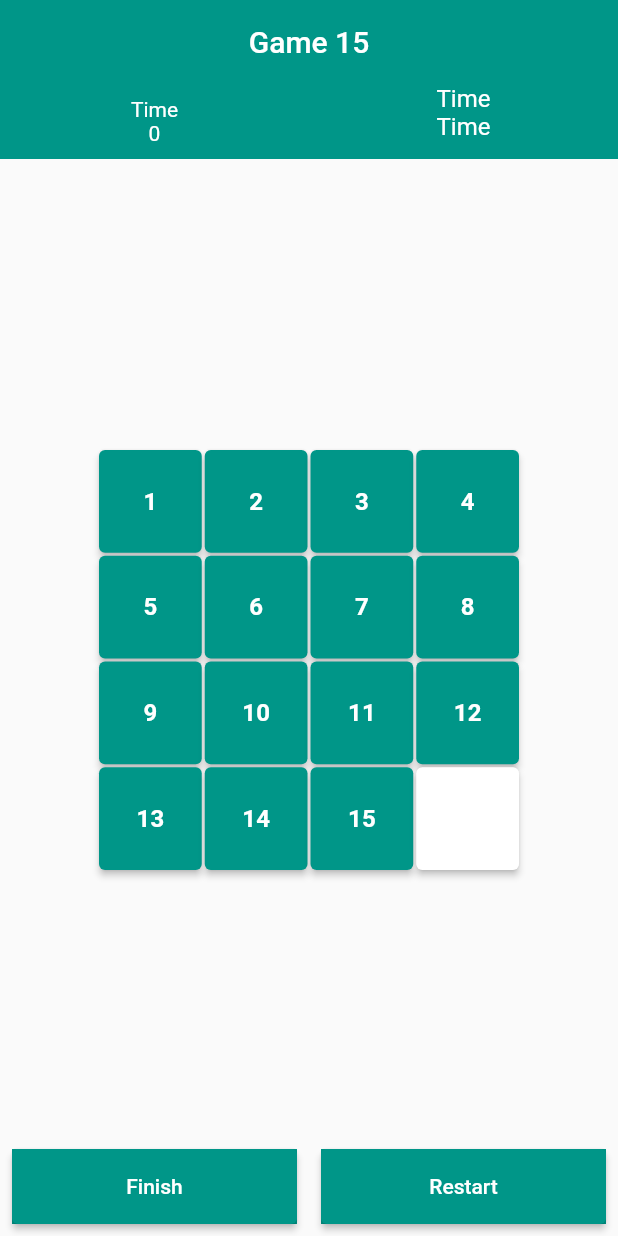
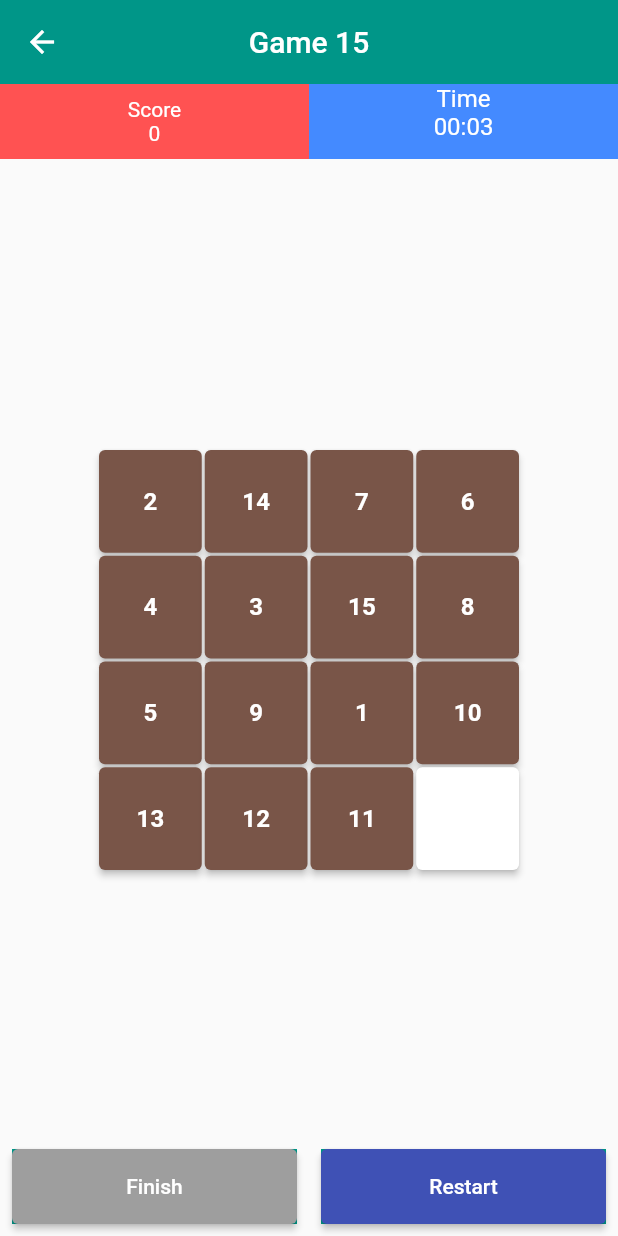
Before and after one commit to Amirdin99/Uchinchi-Dars, a Flutter app: the MainScreen screen opened directly, after a tap on "Finish", on a phone screen of 412 x 824 dp. Run offline on Flutter 3.47's test engine with Material 2 defaults, Android fonts, the phone set to English and light mode, and no system bars; our stand-ins replace audioplayers, awesome_dialog, lite_rolling_switch, shared_preferences; accounts and stored records are empty.

```diff
--- a/lib/main.dart
+++ b/lib/main.dart
@@ -1,5 +1,6 @@
 import 'package:flutter/material.dart';
 import 'package:uchinchidarsflutter/screens/main_screen.dart';
+import 'package:uchinchidarsflutter/screens/starting_screen.dart';
 
 void main() {
   runApp(const MyApp());
@@ -17,7 +18,7 @@ class MyApp extends StatelessWidget {
       theme: ThemeData(
           primarySwatch: Colors.teal,
           visualDensity: VisualDensity.adaptivePlatformDensity),
-      home: const MainScreen(),
+      home:  StartScreen(),
     );
   }
 }
--- a/lib/screens/main_screen.dart
+++ b/lib/screens/main_screen.dart
@@ -1,7 +1,10 @@
 import 'dart:async';
-
+import 'package:audioplayers/audioplayers.dart';
+import 'package:flutter/cupertino.dart';
 import 'package:flutter/material.dart';
 import 'package:uchinchidarsflutter/tools/alerts.dart';
+
+import 'info_screen.dart';
 
 class MainScreen extends StatefulWidget {
   const MainScreen({Key? key}) : super(key: key);
@@ -11,13 +14,13 @@ class MainScreen extends StatefulWidget {
 }
 
 class _MainScreenState extends State<MainScreen> {
-  var colorlist = new List<Color>.filled(16,Colors.teal);
-
+  var colorlist = List<Color>.filled(16, Colors.teal);
+  AudioPlayer player = AudioPlayer();
   List<int> numberlist = [];
   int score = 0;
   int time = 0;
-  late Timer timer;
-  int objectindex = 15;
+  Timer? timer;
+  int objectIndex = 15;
 
   @override
   void initState() {
@@ -43,12 +46,12 @@ class _MainScreenState extends State<MainScreen> {
                 Expanded(
                   child: Container(
                     height: 50,
-                    color: Colors.teal,
+                    color: Colors.redAccent,
                     child: Column(
                       mainAxisAlignment: MainAxisAlignment.center,
                       children: [
                         Text(
-                          "Time",
+                          "Score",
                           style: TextStyle(
                             color: Colors.white,
                             fontSize: 14,
@@ -68,7 +71,7 @@ class _MainScreenState extends State<MainScreen> {
                 Expanded(
                   child: Container(
                     height: 50,
-                    color: Colors.teal,
+                    color: Colors.blueAccent,
                     child: Column(
                       children: [
                         Text(
@@ -79,7 +82,7 @@ class _MainScreenState extends State<MainScreen> {
                           ),
                         ),
                         Text(
-                          "Time",
+                          "${timeFormat(time)}",
                           style: TextStyle(
                             color: Colors.white,
                             fontSize: 16,
@@ -112,7 +115,6 @@ class _MainScreenState extends State<MainScreen> {
                       setState(() {
                         click(0);
                       });
-
                     },
                     child: Text(
                       "${numberlist[0]}",
@@ -411,8 +413,10 @@ class _MainScreenState extends State<MainScreen> {
                       color: Colors.teal,
                       child: ElevatedButton(
                         child: Text("Finish"),
-                        style: ElevatedButton.styleFrom(primary: Colors.teal),
-                        onPressed: () {},
+                        style: ElevatedButton.styleFrom(primary: Colors.grey),
+                        onPressed: () {
+                          stopMusic();
+                        },
                       )),
                 ),
                 Expanded(
@@ -421,9 +425,14 @@ class _MainScreenState extends State<MainScreen> {
                       height: 50,
                       color: Colors.teal,
                       child: ElevatedButton(
-                        child: Text("Restart"),
-                        style: ElevatedButton.styleFrom(primary: Colors.teal),
-                        onPressed: () {},
+                        child: const Text("Restart"),
+                        style: ElevatedButton.styleFrom(primary: Colors.indigo),
+                        onPressed: () {
+                          setState(() {
+                            restart();
+                            loadView();
+                          });
+                        },
                       )),
                 ),
               ],
@@ -435,30 +444,31 @@ class _MainScreenState extends State<MainScreen> {
   }
 
   void loadView() {
-    objectindex = 15;
+    objectIndex = 15;
     numberlist.clear();
     for (int i = 0; i < 16; i++) {
-      colorlist[i] = i < 15 ? Colors.teal : Colors.white;
+      colorlist[i] = i < 15 ? Colors.brown : Colors.white;
       if (i < 15) {
         numberlist.add(i + 1);
       }
     }
-    //numberlist.shuffle();
+    numberlist.shuffle();
     numberlist.add(16);
     time = 0;
     score = 0;
+    startTimeout();
+    _playFile();
   }
 
   void click(int clickIndex) {
-    if ((clickIndex - objectindex).abs() == 1 ||
-        (clickIndex - objectindex).abs() == 4) {
-      colorlist[objectindex] = Colors.teal;
+    if ((clickIndex - objectIndex).abs() == 1 ||
+        (clickIndex - objectIndex).abs() == 4) {
+      colorlist[objectIndex] = Colors.brown;
       colorlist[clickIndex] = Colors.white;
-
-      int k = numberlist[objectindex];
-      numberlist[objectindex] = numberlist[clickIndex];
+      int k = numberlist[objectIndex];
+      numberlist[objectIndex] = numberlist[clickIndex];
       numberlist[clickIndex] = k;
-      objectindex = clickIndex;
+      objectIndex = clickIndex;
       score++;
       check();
     }
@@ -471,12 +481,52 @@ class _MainScreenState extends State<MainScreen> {
         checked = false;
         break;
       }
-      if (checked) {
-        restart();
-        showAwesomeDialog(context, "Congratulations !!!", "You are win");
-      }
+    }
+    if (checked) {
+      restart();
+      showAwesomeDialog(
+          context, "Congratulations ! ! !", "You are win", score, time);
     }
   }
 
-  void restart() {}
+  void restart() {
+    timer?.cancel();
+    timer = null;
+  }
+
+  void startTimeout() {
+    timer = Timer.periodic(const Duration(seconds: 1), (t) {
+      setState(() {
+        time++;
+      });
+    });
+  }
+
+  String timeFormat(int second) {
+    String min = (second / 60).round() < 10
+        ? '0${(second / 60).round()}'
+        : '${(second / 60).round()}';
+    String sec = (second - (second / 60).round() * 60) < 10
+        ? '0${(second - (second / 60).round() * 60)}'
+        : '${(second - ((second / 60).round() * 60))}';
+    return '${min}:${sec}';
+  }
+
+  @override
+  void dispose() {
+    if (timer != null) {
+      timer?.cancel();
+      timer = null;
+    }
+    super.dispose();
+  }
+
+  void _playFile() async {
+    player.play(UrlSource('sounds/muzika.mp3'));
+    player.resume();
+  }
+
+  void stopMusic() {
+    player?.stop();
+  }
 }
--- a/lib/tools/alerts.dart
+++ b/lib/tools/alerts.dart
@@ -1,13 +1,19 @@
 import 'package:awesome_dialog/awesome_dialog.dart';
 import 'package:flutter/material.dart';
+import 'package:uchinchidarsflutter/screens/info_screen.dart';
 
-void showAwesomeDialog(BuildContext context,String title,String desc) {
+void showAwesomeDialog(BuildContext context,String title,String desc,int score, int time) {
 
   AwesomeDialog(context: context,
     dialogType: DialogType.SUCCES,
     animType: AnimType.SCALE,
     title:  title,
     desc: desc,
+    btnOkOnPress: (){
+    Navigator.of(context).pop(true);
+    Navigator.push(context, MaterialPageRoute(builder: (context)=>InfoScreen(score,time)));
+
+    }
   )..show();
 
 }
```
Also changed, not shown: lib/bloc/themebloc.dart (added, +30 -0 lines), lib/screens/info_screen.dart (+58 -0 lines), lib/screens/settings_screen.dart (added, +72 -0 lines), lib/screens/starting_screen.dart (+88 -0 lines), lib/tools/shared_pref.dart (added, +16 -0 lines), pubspec.yaml (+14 -64 lines), pubspec.lock, 1 other file.
